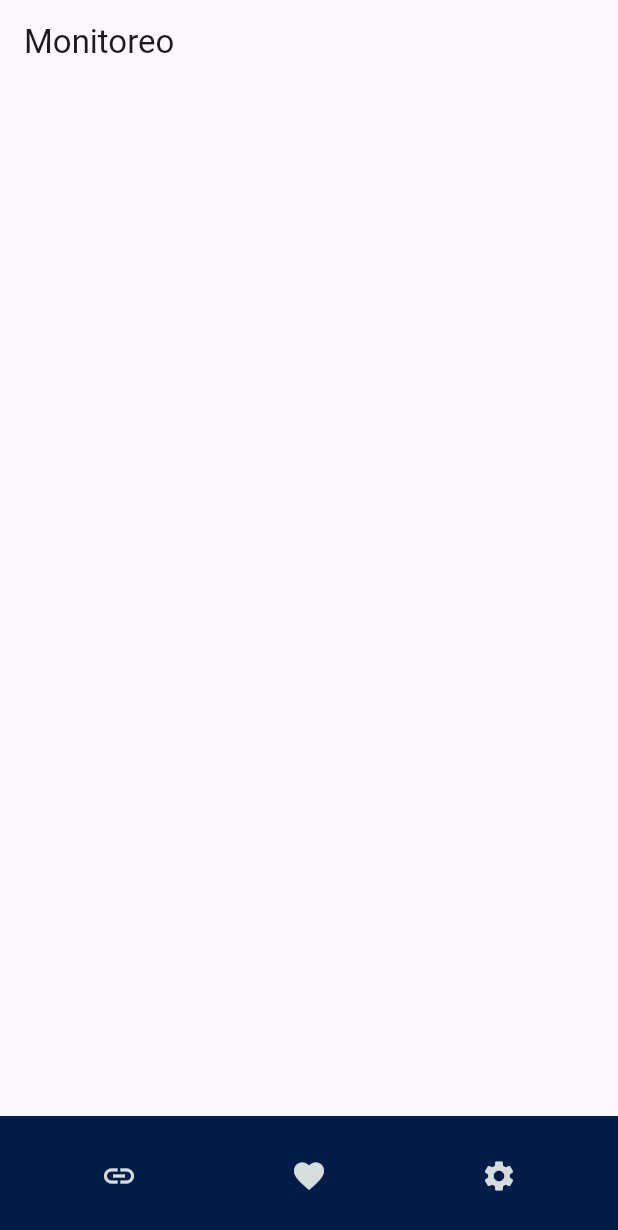
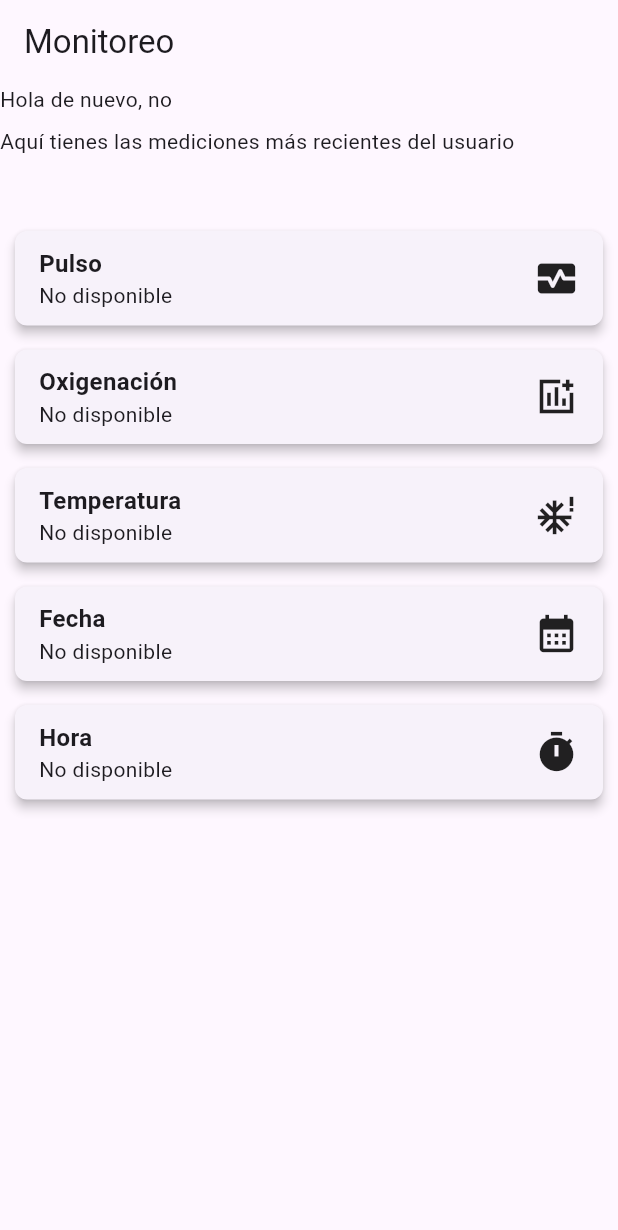
Before and after one commit to pepepecas12000/vitasphere1, a Flutter app: the Monitor screen opened directly, on a phone screen of 412 x 824 dp. Shown: the top 1230 px of the screen. Run offline on Flutter 3.47's test engine with Material 3 defaults, Android fonts, the light colour scheme and no system bars; our stand-ins replace flutter_blue_plus, google_fonts, shared_preferences; missing offline and left inert: mongo_dart; accounts and stored records are empty.

Commit message:
Shows the last metrics, doesnt show the name, cant find a user with the id, check te method on database.dart

```diff
--- a/lib/db/database.dart
+++ b/lib/db/database.dart
@@ -7,11 +7,15 @@ import 'package:shared_preferences/shared_preferences.dart';
 class MongoDatabase {
   static late Db db;
   static late DbCollection collection;
+  static late DbCollection Registros;
   static bool isConnected = false;
+  static bool isConnected2 = false;
 
   static const MONGO_URL =
       "mongodb+srv://arturo2005sidas:Sidas-200@vitasphere.nvtg2.mongodb.net/VitaSphere?retryWrites=true&w=majority";
   static const COLLECTION_NAME = "Users";
+
+  static const COLLECTION_METRIC = "Registro";
   static const String SECRET_KEY = "vita";
 
   static Future<void> connect() async {
@@ -21,11 +25,36 @@ class MongoDatabase {
       await db.open();
       collection = db.collection(COLLECTION_NAME);
       isConnected = true;
-      debugPrint("Conexión exitosa a MongoDB Atlas");
+      debugPrint("Conexión exitosa a MongoDB Atlas: Usuarios");
+
+
     } catch (e) {
       debugPrint("Error en la conexión a MongoDB: $e");
     }
+    try {
+      db = await Db.create(MONGO_URL);
+      await db.open();
+      Registros = db.collection(COLLECTION_METRIC);
+      isConnected2 = true;
+      debugPrint("✅ Conexión exitosa a MongoDB Atlas: Registros");
+    } catch (e) {
+      print("❌ Error en la conexión a MongoDB: $e");
+    }
+
+
   }
+ /* static Future<void> connect2() async {
+    if (isConnected) return;
+    try {
+      db = await Db.create(MONGO_URL);
+      await db.open();
+      Registros = db.collection(COLLECTION_METRIC);
+      isConnected2 = true;
+      print("✅ Conexión exitosa a MongoDB Atlas: Registros");
+    } catch (e) {
+      print("❌ Error en la conexión a MongoDB: $e");
+    }
+  }*/
 
   // Encriptar contraseña con HMAC-SHA256
   static String encriptarPassword(String password) {
@@ -151,4 +180,42 @@ class MongoDatabase {
     SharedPreferences prefs = await SharedPreferences.getInstance();
     return prefs.getString("user_id");
   }
+
+  static Future<String> obtenerNombre()async{
+    String? id = await obtenerUsuarioAct();
+    String? nombre;
+    Map<String,dynamic?>? datusu;
+    debugPrint("el id del usuario es el de: $id");
+    try {
+       datusu = await collection.findOne({"_id": id});
+     nombre=datusu?["nombre"];
+    }catch(e){
+      debugPrint("No se encontro el nombre: $e");
+    }
+    return nombre ?? "no";
+  }
+
+  static Future<Stream<Map<String, dynamic>>?> ultmetrica() async {
+    try {
+      var ultimaMetrica = await Registros.modernFind(filter:
+      {"tipo": "Metricas"},sort: {"_id": -1}, limit:1 // Ordenar por _id en orden descendente (el más reciente primero)
+      );
+
+      return ultimaMetrica;
+    } catch (e) {
+      print("❌ Error al obtener la última métrica: $e");
+      return null;
+    }
+
+/*String? userEmail = await obtenerUsuarioAct();
+    var existingUser = await MongoDatabase.collection.findOne({
+      "email": "j@j.com"//,
+    });
+    return existingUser;
+    var metricas= await MongoDatabase.Registros.find({
+      "id": existingUser?["_id"].toString(),
+    });*/
+  }
+
+
 }
--- a/lib/screens/monitor.dart
+++ b/lib/screens/monitor.dart
@@ -1,25 +1,61 @@
+import 'package:flutter/cupertino.dart';
 import 'package:flutter/material.dart';
 import 'package:flutter_blue_plus/flutter_blue_plus.dart';
+import '../db/database.dart';
 import '../widgets/bottom.dart';
 
 class Monitor extends StatefulWidget {
+  //final BluetoothDevice? connectedDevice;
 
-  final BluetoothDevice? connectedDevice;
 
-  const Monitor({super.key, this.connectedDevice});
+
+   const Monitor({super.key});
+
 
   @override
   _MonitorState createState() => _MonitorState();
 }
 
 class _MonitorState extends State<Monitor> {
+  String nombre="x";
 
-  late BluetoothDevice? _connectedDevice;
-
+  Map<String,dynamic> datos={};
   @override
   void initState() {
     super.initState();
-    _connectedDevice = widget.connectedDevice;
+
+    // Cargar métricas cuando se inicie el widget
+    _cargarMetricas();
+    actuNombre();
+  }
+
+    void actuNombre()async{
+    nombre= await MongoDatabase.obtenerNombre();
+    setState(() {
+
+    });
+    }
+
+
+  void _cargarMetricas() async {
+
+    Stream<Map<String, dynamic>>? metricas = await MongoDatabase.ultmetrica();
+    metricas?.listen((event) {
+      if (datos['hora'] == event['hora'] && datos['fecha'] == event['fecha']) {
+        return; // No actualiza si los datos son los mismos
+      }
+
+      setState(() {
+        datos = {
+          'pulsaciones': event['pulsaciones'] ?? "No disponibles",
+          'temperatura': event['temperatura'] ?? "No disponibles",
+          'oxigenacion': event['oxigenacion'] ?? "No disponibles",
+          'fecha': event['fecha'] ?? "No disponibles",
+          'hora': event['hora'] ?? "No disponibles",
+        };
+
+      });
+    });
   }
 
   @override
@@ -27,10 +63,83 @@ class _MonitorState extends State<Monitor> {
     return Scaffold(
       appBar: AppBar(
         automaticallyImplyLeading: false,
-        title: Text("Monitoreo"),
+        title: const Text("Monitoreo"),
       ),
-      body: Container(),
-      bottomNavigationBar: Bottom(connectedDevice: _connectedDevice),
+      body: Column(
+        crossAxisAlignment: CrossAxisAlignment.start,
+        children: [
+           Text("Hola de nuevo, $nombre"),
+          const SizedBox(height: 8),
+          const Text("Aquí tienes las mediciones más recientes del usuario"),
+          const SizedBox(height: 32),
+          Expanded(
+            child: _listmetrics() ?? const Center(child: CircularProgressIndicator()),
+          ),
+        ],
+      ),
+
     );
   }
+
+  Widget _listmetrics() {
+    return ListView(
+      padding: const EdgeInsets.all(10),
+      children: [
+        _metricCard("Pulso", datos['pulsaciones'],1),
+        _metricCard("Oxigenación", datos['oxigenacion'],2),
+        _metricCard("Temperatura", datos['temperatura'],3),
+        _metricCard("Fecha", datos['fecha'],4),
+        _metricCard("Hora", datos['hora'],5),
+      ],
+    );
+  }
+
+// Función para crear una Card con cada métrica
+  Widget _metricCard(String titulo, dynamic valor, int n) {
+    return Card(
+      margin: const EdgeInsets.symmetric(vertical: 8),
+      elevation: 3,
+      shape: RoundedRectangleBorder(borderRadius: BorderRadius.circular(8)),
+      child: Padding(
+        padding: const EdgeInsets.symmetric(horizontal: 16, vertical: 10),
+        child: Row(
+          mainAxisAlignment: MainAxisAlignment.spaceBetween, // Espaciado entre elementos
+          children: [
+            Column(
+              crossAxisAlignment: CrossAxisAlignment.start,
+              children: [
+                Text(titulo, style: const TextStyle(fontWeight: FontWeight.bold, fontSize: 16)),
+                Text(valor?.toString() ?? "No disponible", style: const TextStyle(fontSize: 14)),
+              ],
+            ),
+            imagens(n),
+          ],
+        ),
+      ),
+    );
+  }
+
+  Widget imagens(int num){
+    switch(num){
+      case 1:
+        // icono de pulsaciones
+        return Icon(Icons.monitor_heart,  size: 30);
+      case 2:
+      // icono de pulsaciones
+        return Icon(Icons.add_chart_sharp, size: 30);
+      case 3:
+      // icono de pulsaciones
+        return Icon(Icons.severe_cold, size: 30);
+      case 4:
+      // icono de pulsaciones
+        return Icon(Icons.calendar_month, size: 30);
+      case 5:
+      // icono de pulsaciones
+        return Icon(Icons.timer, size: 30);
+
+    }
+    return Icon(Icons.extension_off_outlined);
+  }
+
+
 }
--- a/lib/widgets/bottom.dart
+++ b/lib/widgets/bottom.dart
@@ -57,7 +57,7 @@ class _BottomState extends State<Bottom> {
                   context,
                   MaterialPageRoute(
                       builder: (context) =>
-                          Monitor(connectedDevice: _connectedDevice)),
+                          Monitor()), //connectedDevice: _connectedDevice
                 );
               }
             },
```
